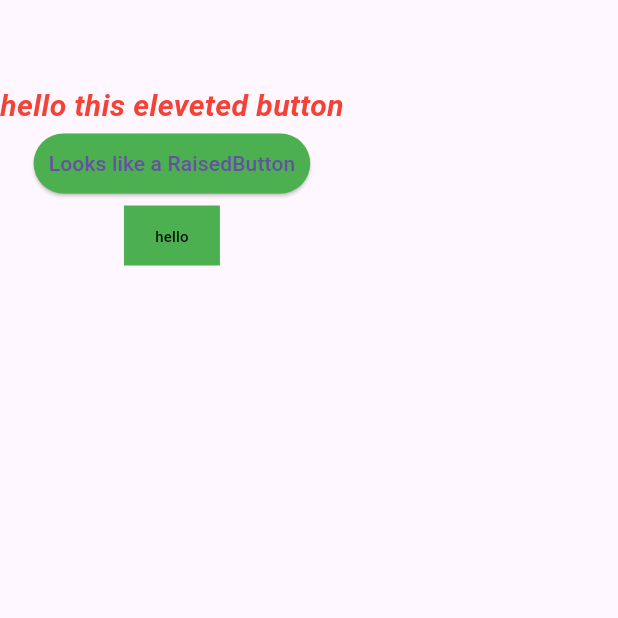
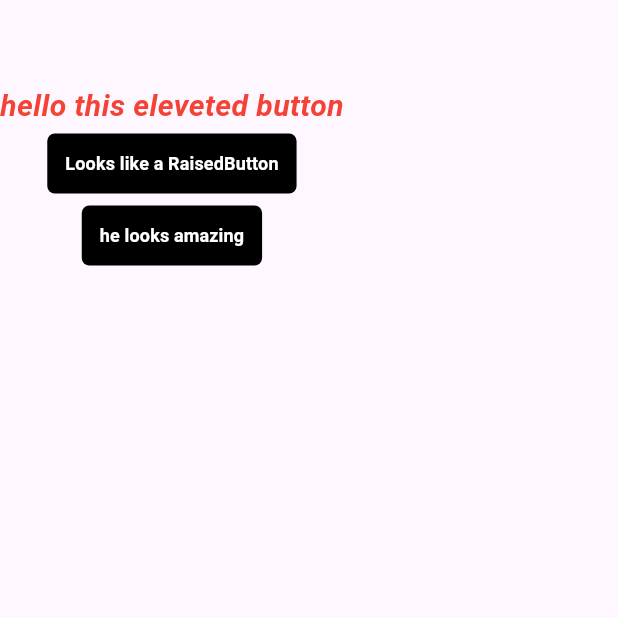
Before and after one commit to kubwimanav/flutter-app, a Flutter app: the screen it shows after launch, on a phone screen of 412 x 824 dp, the top half of it. Run offline on Flutter 3.47's test engine with Material 3 defaults, Android fonts, the phone set to English and light mode, and no system bars.

Commit message:
reusable button and text

```diff
--- a/lib/Button.dart
+++ b/lib/Button.dart
@@ -1,5 +1,7 @@
 import 'package:flutter/material.dart';
+import 'package:flutter_application_1/Reusablebutton.dart';
 import 'package:flutter_application_1/Reusablestyle.dart';
+import 'package:flutter_application_1/Textbutton.dart';
 
 class Button extends StatelessWidget {
   const Button({super.key});
@@ -15,25 +17,10 @@ class Button extends StatelessWidget {
             'hello this eleveted button',
           )),
           Container(
-              child: ElevatedButton(
-            onPressed: () {},
-            child: Text('Looks like a RaisedButton'),
-            style: const ButtonStyle(
-                backgroundColor: MaterialStatePropertyAll(Colors.green),
-                padding: MaterialStatePropertyAll(EdgeInsets.all(10))),
-          )),
+            child: Reusablebutton(onpressed: (){}, child:const Textbutton('Looks like a RaisedButton') ),
+          ),
           Container(
-            child: TextButton(
-                onPressed: () {},
-                child: Text(
-                  'hello',
-                  style: TextStyle(fontSize: 10, color: Colors.black),
-                ),
-                style: TextButton.styleFrom(
-                    primary: Colors.green,
-                    shape: const BeveledRectangleBorder(
-                        borderRadius: BorderRadius.zero),
-                    backgroundColor: Colors.green)),
+          child: Reusablebutton(onpressed: (){}, child:const Textbutton('he looks amazing')),
           )
         ],
       ),
--- /dev/null
+++ b/lib/Reusablebutton.dart
@@ -0,0 +1,21 @@
+import 'package:flutter/material.dart';
+
+class Reusablebutton extends StatelessWidget {
+  const Reusablebutton({
+    super.key,
+    required this.onpressed,
+    required this.child,
+  });
+  final void Function() onpressed;
+  final Widget child;
+  @override
+  Widget build(BuildContext context) {
+    return TextButton(
+      style: TextButton.styleFrom(
+        backgroundColor: Colors.black,
+        shape: const RoundedRectangleBorder(borderRadius: BorderRadius.all(Radius.circular(5)))
+      ),
+      onPressed: (){},
+      child: child);
+  }
+}
--- /dev/null
+++ b/lib/Textbutton.dart
@@ -0,0 +1,21 @@
+import 'package:flutter/material.dart';
+
+class Textbutton extends StatelessWidget {
+  const Textbutton(
+    this.text,
+    {super.key}
+
+  );
+final String text;
+  @override
+  Widget build(BuildContext context) {
+    return Text(
+      text,
+      style: const TextStyle(
+        fontSize: 12,
+        fontWeight: FontWeight.bold,
+        color: Colors.white
+      ),
+    ) ;
+  }
+}
```
